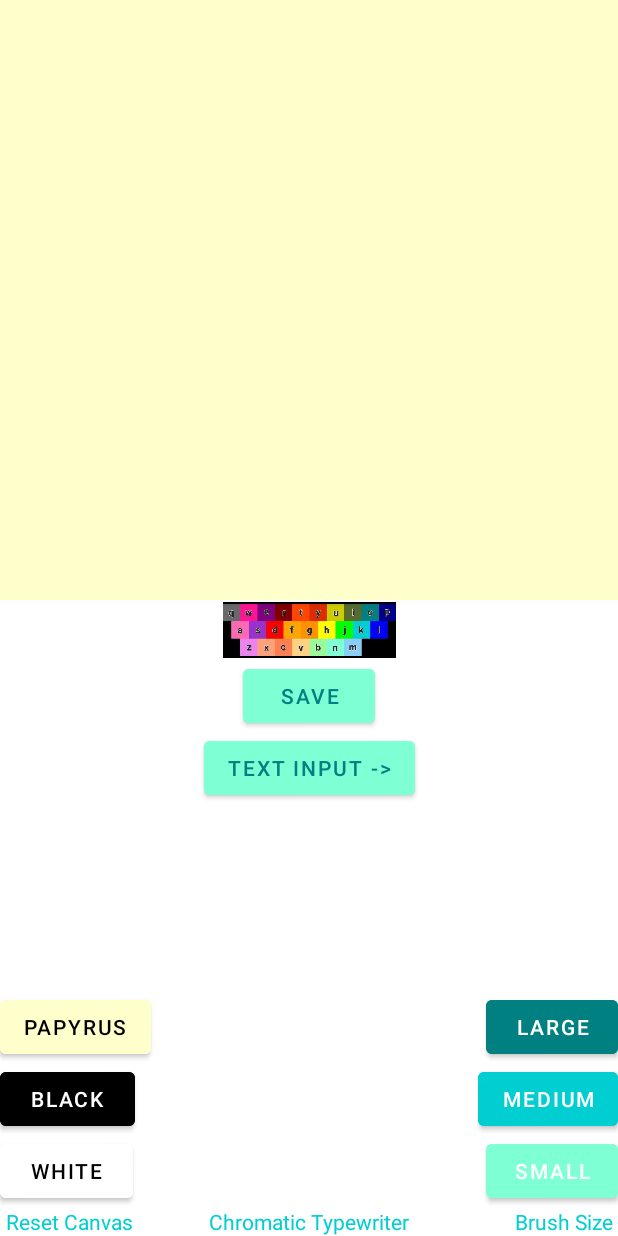
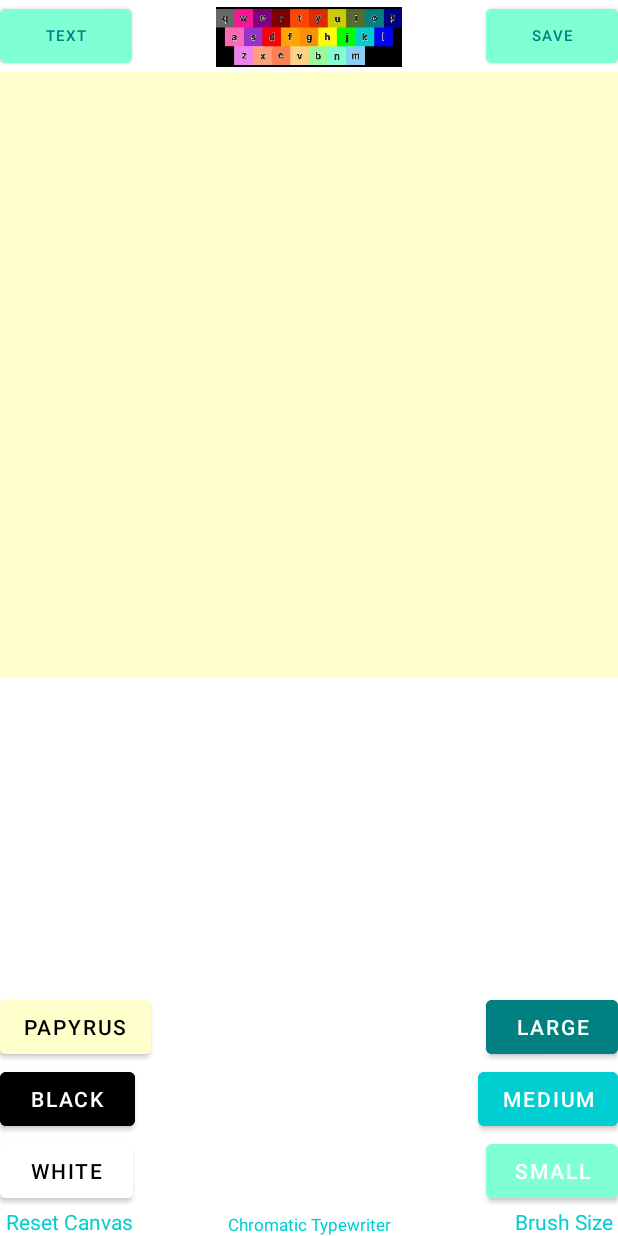
Before and after one commit to LaneSnively/Media-Creation-by-Conversion, an Android app: the screen it shows after launch (MainActivity), on a phone screen of 412 x 824 dp. Run offline under Robolectric (Android 15) with nearby library versions, the phone set to English and light mode, and no system bars.

Commit message:
make the app look better

```diff
--- a/MCBC/app/src/main/res/layout/activity_main.xml
+++ b/MCBC/app/src/main/res/layout/activity_main.xml
@@ -16,13 +16,25 @@
             android:layout_height="wrap_content"
             android:layout_marginStart="0dp"
             android:layout_marginBottom="0dp"
-            android:text="Chromatic Typewriter"
+            android:text="@string/chromatic_typewriter"
             android:textAlignment="center"
             android:textColor="@color/teal"
+            android:textSize="11dp"
             app:layout_constraintBottom_toBottomOf="parent"
             app:layout_constraintEnd_toEndOf="parent"
             app:layout_constraintHorizontal_bias="0.5"
             app:layout_constraintStart_toStartOf="parent" />
+
+        <ImageView
+            android:id="@+id/keycolorlayout"
+            android:layout_width="0dp"
+            android:layout_height="0dp"
+            android:src="@drawable/color_keyboard_layout"
+            app:layout_constraintEnd_toEndOf="parent"
+            app:layout_constraintStart_toStartOf="parent"
+            app:layout_constraintTop_toTopOf="parent"
+            app:layout_constraintWidth_percent="0.3"
+            app:layout_constraintHeight_percent="0.06"/>
     </androidx.constraintlayout.widget.ConstraintLayout>
 
     <com.google.android.material.appbar.AppBarLayout
--- a/MCBC/app/src/main/res/layout/fragment_first.xml
+++ b/MCBC/app/src/main/res/layout/fragment_first.xml
@@ -5,16 +5,6 @@
     android:layout_width="match_parent"
     android:layout_height="match_parent"
     tools:context=".FirstFragment">
-
-    <ImageView
-        android:id="@+id/keycolorlayout"
-        android:layout_width="115dp"
-        android:layout_height="40dp"
-        android:src="@drawable/color_keyboard_layout"
-        app:layout_constraintEnd_toEndOf="parent"
-        app:layout_constraintHorizontal_bias="0.5"
-        app:layout_constraintStart_toStartOf="parent"
-        app:layout_constraintTop_toBottomOf="@+id/drawing_view" />
 
     <TextView
         android:id="@+id/resetcanvas"
@@ -117,42 +107,30 @@
 
     <com.example.mediacreationbyconversion.DrawingView
         android:id="@+id/drawing_view"
-        android:layout_width="match_parent"
-        android:layout_height="400dp"
+        android:layout_width="0dp"
+        android:layout_height="0dp"
         android:clickable="true"
         android:focusable="true"
         android:focusableInTouchMode="true"
         app:layout_constraintEnd_toEndOf="parent"
-        app:layout_constraintHeight_percent=".5"
         app:layout_constraintHorizontal_bias="0.0"
         app:layout_constraintStart_toStartOf="parent"
-        app:layout_constraintTop_toTopOf="parent"
-        app:layout_constraintWidth_percent="1" />
-
-<!--    <TextView-->
-<!--        android:id="@+id/credits"-->
-<!--        android:layout_width="wrap_content"-->
-<!--        android:layout_height="wrap_content"-->
-<!--        android:layout_marginStart="0dp"-->
-<!--        android:layout_marginBottom="0dp"-->
-<!--        android:text="Chromatic Typewriter\nLane Snively\nQuinton Hetland"-->
-<!--        android:textAlignment="center"-->
-<!--        android:textColor="@color/teal"-->
-<!--        app:layout_constraintBottom_toBottomOf="parent"-->
-<!--        app:layout_constraintEnd_toEndOf="parent"-->
-<!--        app:layout_constraintHorizontal_bias="0.5"-->
-<!--        app:layout_constraintStart_toStartOf="parent" />-->
+        app:layout_constraintTop_toBottomOf="@+id/save"
+        app:layout_constraintWidth_percent="1"
+        app:layout_constraintHeight_percent="0.49"/>
 
     <Button
         android:id="@+id/totextinput"
         android:layout_width="wrap_content"
         android:layout_height="wrap_content"
         android:backgroundTint="@color/tealLight"
-        android:text="Text Input ->"
+        android:text="Text"
+        android:textSize="10dp"
         android:textColor="@color/tealDark"
         app:layout_constraintEnd_toEndOf="parent"
+        app:layout_constraintHorizontal_bias="0.0"
         app:layout_constraintStart_toStartOf="parent"
-        app:layout_constraintTop_toBottomOf="@+id/save" />
+        app:layout_constraintTop_toTopOf="parent" />
 
     <Button
         android:id="@+id/save"
@@ -160,9 +138,10 @@
         android:layout_height="wrap_content"
         android:backgroundTint="@color/tealLight"
         android:text="save"
+        android:textSize="10dp"
         android:textColor="@color/tealDark"
         app:layout_constraintEnd_toEndOf="parent"
-        app:layout_constraintHorizontal_bias="0.5"
+        app:layout_constraintHorizontal_bias="1.0"
         app:layout_constraintStart_toStartOf="parent"
-        app:layout_constraintTop_toBottomOf="@+id/keycolorlayout" />
+        app:layout_constraintTop_toTopOf="parent" />
 </androidx.constraintlayout.widget.ConstraintLayout>
--- a/MCBC/app/src/main/res/values/strings.xml
+++ b/MCBC/app/src/main/res/values/strings.xml
@@ -9,4 +9,5 @@
 
     <string name="hello_first_fragment">Hello first fragment</string>
     <string name="hello_second_fragment">Hello second fragment. Arg: %1$s</string>
+    <string name="chromatic_typewriter">Chromatic Typewriter</string>
 </resources>
```
Also changed, not shown: MCBC/app/src/main/res/layout/fragment_second.xml (+20 -25 lines).
